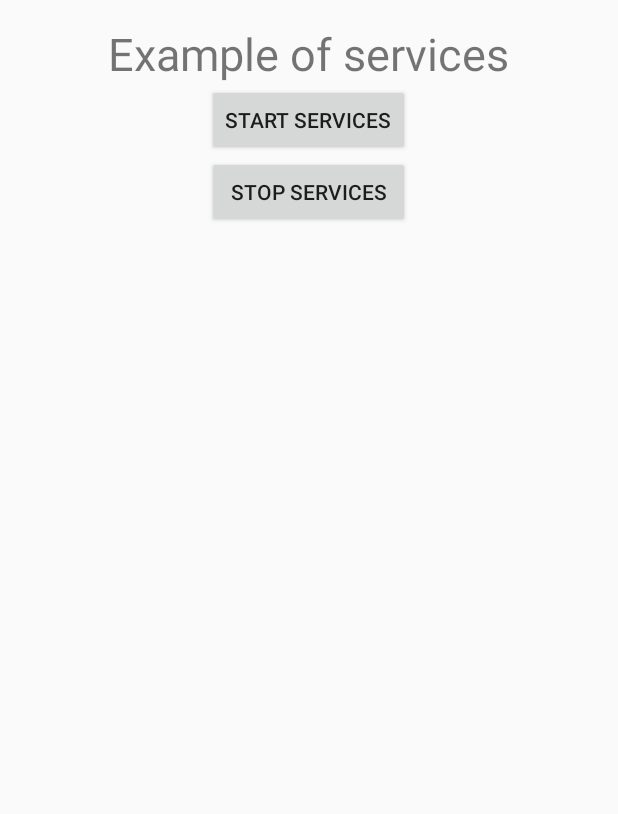
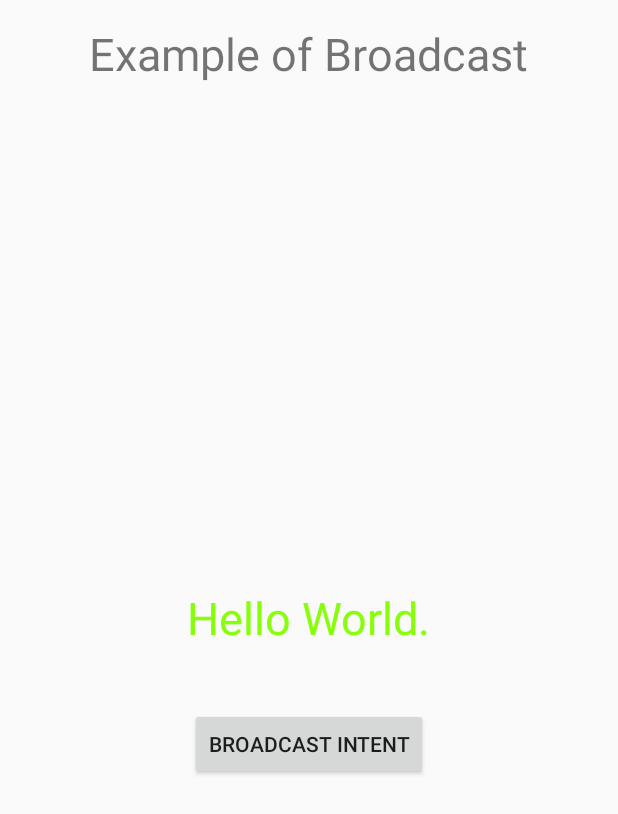
Before and after one commit to ZhangAoCanada/android_java_test, an Android app: the screen it shows after launch (MainActivity), on a phone screen of 412 x 824 dp. Shown: the top 814 px of the screen. Run offline under Robolectric (Android 15) with nearby library versions, the phone set to English and light mode, and no system bars.

Commit message:
example of broadcasting does not work well.

```diff
--- a/app/src/main/java/com/example/test_on_phone/MainActivity.java
+++ b/app/src/main/java/com/example/test_on_phone/MainActivity.java
@@ -2,33 +2,48 @@ package com.example.test_on_phone;
 
 import android.os.Bundle;
 import androidx.appcompat.app.AppCompatActivity;
+import android.app.Activity;
 import android.content.Intent;
-
-import android.app.Activity;
-import android.util.Log;
+//import android.util.Log;
 import android.view.View;
 
 //public class MainActivity extends AppCompatActivity {
 public class MainActivity extends Activity {
-    String msg = "Android : ";
 
-    /** Called when the activity is first created. */
+    /** Example for android broadcasting */
     @Override
-    protected void onCreate(Bundle savedInstanceState) {
+    public void onCreate(Bundle savedInstanceState) {
         super.onCreate(savedInstanceState);
         setContentView(R.layout.activity_main);
-        Log.d(msg, "The onCreate() event.");
     }
 
-	public void startService(View view) {
-		startService(new Intent(getBaseContext(), MyService.class));
-	}
+    // broadcast a custom intent.
+    public void broadcastIntent(View view) {
+        Intent intent = new Intent();
+        intent.setAction("HelloWorld"); sendBroadcast(intent);
+    }
 
-	//Method to stop the service
-	public void stopService(View view) {
-		stopService(new Intent(getBaseContext(), MyService.class));
-	}
+    /** Example for android service */
+//    String msg = "Android : ";
+//
+//    /** Called when the activity is first created. */
+//    @Override
+//    protected void onCreate(Bundle savedInstanceState) {
+//        super.onCreate(savedInstanceState);
+//        setContentView(R.layout.activity_main);
+//        Log.d(msg, "The onCreate() event.");
+//    }
+//
+//	public void startService(View view) {
+//		startService(new Intent(getBaseContext(), MyService.class));
+//	}
+//
+//	//Method to stop the service
+//	public void stopService(View view) {
+//		stopService(new Intent(getBaseContext(), MyService.class));
+//	}
 
+	/** Example for the android activities */
 //    /** Called when the activity is about to become visible. */
 //    @Override
 //    protected void onStart() {
--- a/app/src/main/res/layout/activity_main.xml
+++ b/app/src/main/res/layout/activity_main.xml
@@ -1,5 +1,6 @@
 <?xml version="1.0" encoding="utf-8"?>
-<RelativeLayout xmlns:android="http://schemas.android.com/apk/res/android"
+<RelativeLayout
+    xmlns:android="http://schemas.android.com/apk/res/android"
     xmlns:tools="http://schemas.android.com/tools"
     android:layout_width="match_parent"
     android:layout_height="match_parent"
@@ -13,31 +14,60 @@
         android:id="@+id/textView1"
         android:layout_width="wrap_content"
         android:layout_height="wrap_content"
+        android:text="Example of Broadcast"
         android:layout_alignParentTop="true"
         android:layout_centerHorizontal="true"
-        android:text="Example of services"
         android:textSize="30dp" />
 
-    <Button
-        android:id="@+id/button2"
+    <TextView
+        android:id="@+id/textView2"
         android:layout_width="wrap_content"
         android:layout_height="wrap_content"
-        android:layout_below="@+id/textView1"
+        android:text="Hello World."
+        android:textColor="#ff87ff09"
+        android:textSize="30dp"
+        android:layout_centerVertical="true"
         android:layout_centerHorizontal="true"
-        android:onClick="startService"
-        android:text="Start Services" />
+        android:layout_marginBottom="40dp" />
 
     <Button
-        android:id="@+id/button"
         android:layout_width="wrap_content"
         android:layout_height="wrap_content"
-        android:layout_below="@+id/button2"
-        android:layout_alignStart="@+id/button2"
-        android:layout_alignLeft="@+id/button2"
-        android:layout_alignEnd="@+id/button2"
-        android:layout_alignRight="@+id/button2"
-        android:onClick="stopService"
-        android:text="Stop Services" />
+        android:id="@+id/button2"
+        android:text="Broadcast Intent"
+        android:onClick="broadcastIntent"
+        android:layout_below="@+id/textView2"
+        android:layout_centerHorizontal="true" />
+
+<!--    <TextView-->
+<!--        android:id="@+id/textView1"-->
+<!--        android:layout_width="wrap_content"-->
+<!--        android:layout_height="wrap_content"-->
+<!--        android:layout_alignParentTop="true"-->
+<!--        android:layout_centerHorizontal="true"-->
+<!--        android:text="Example of services"-->
+<!--        android:textSize="30dp" />-->
+
+<!--    <Button-->
+<!--        android:id="@+id/button2"-->
+<!--        android:layout_width="wrap_content"-->
+<!--        android:layout_height="wrap_content"-->
+<!--        android:layout_below="@+id/textView1"-->
+<!--        android:layout_centerHorizontal="true"-->
+<!--        android:onClick="startService"-->
+<!--        android:text="Start Services" />-->
+
+<!--    <Button-->
+<!--        android:id="@+id/button"-->
+<!--        android:layout_width="wrap_content"-->
+<!--        android:layout_height="wrap_content"-->
+<!--        android:layout_below="@+id/button2"-->
+<!--        android:layout_alignStart="@+id/button2"-->
+<!--        android:layout_alignLeft="@+id/button2"-->
+<!--        android:layout_alignEnd="@+id/button2"-->
+<!--        android:layout_alignRight="@+id/button2"-->
+<!--        android:onClick="stopService"-->
+<!--        android:text="Stop Services" />-->
 
 </RelativeLayout>
 <!--</androidx.constraintlayout.widget.ConstraintLayout>-->
```
Also changed, not shown: app/src/main/AndroidManifest.xml (+10 -2 lines), app/src/main/java/com/example/test_on_phone/MyReceiver.java (added, +14 -0 lines).
